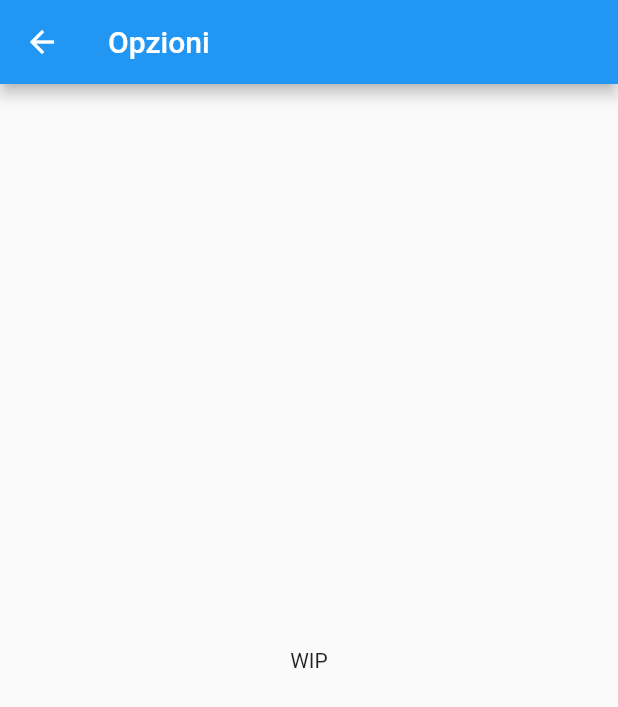
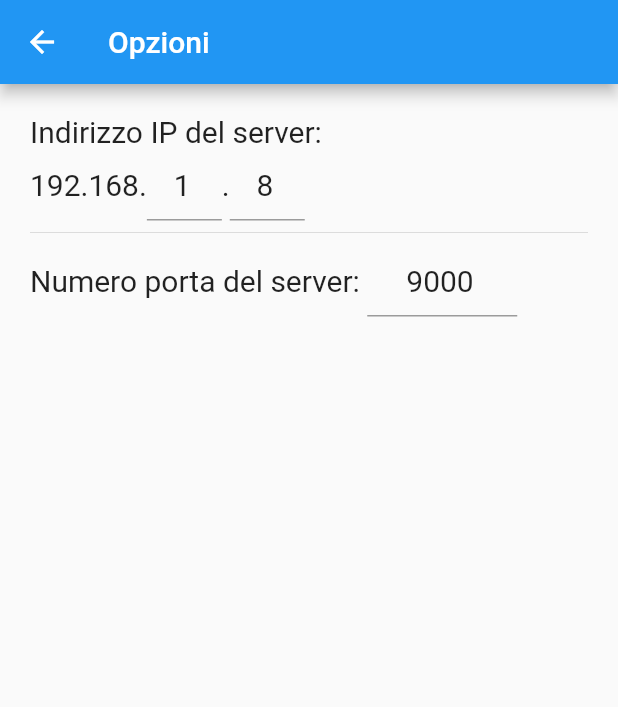
Before and after one commit to roveroniandrea/Flutter-film-client, a Flutter app: the OptionsScreen screen opened by its route, on a phone screen of 412 x 824 dp. Shown: the top 707 px of the screen. Run offline on Flutter 3.47's test engine with Material 2 defaults, Android fonts, the phone set to English and light mode, and no system bars; our stand-ins replace connectivity, flutter_breadcrumb, shared_preferences; accounts and stored records are empty; network calls fail; statements that could not run were skipped.

Commit message:
optins screen, save/load options, package name, icon

```diff
--- a/lib/components/custom_progress.dart
+++ b/lib/components/custom_progress.dart
@@ -18,9 +18,8 @@ class CustomProgress extends StatelessWidget {
   @override
   Widget build(BuildContext context) {
     if (hasError) {
-      return Row(
-        mainAxisAlignment: MainAxisAlignment.center,
-        children: [errorChild],
+      return Center(
+        child: errorChild,
       );
     }
     return isLoading
--- a/lib/main.dart
+++ b/lib/main.dart
@@ -15,7 +15,7 @@ class MyApp extends StatelessWidget {
   @override
   Widget build(BuildContext context) {
     return MaterialApp(
-      title: 'Flutter Demo',
+      title: 'Film Client',
       theme: ThemeData.light(),
       initialRoute: '/',
       routes: {
--- a/lib/models/film_server_interface.dart
+++ b/lib/models/film_server_interface.dart
@@ -1,19 +1,27 @@
 import 'dart:convert';
+import 'package:film_server/models/shared_preferences_keys.dart';
+import 'package:shared_preferences/shared_preferences.dart';
+
 import 'film_folder_class.dart';
 import 'package:http/http.dart' as http;
 
 class FilmServerInterface {
-  static String _ip = '192.168.1.7';
+  static String _ip = '192.168.1.8';
   static int _port = 9000;
   static String _entry = 'native';
+  static bool _loaded = false;
 
-  static String get _url {
-    //TODO recupera impostazioni locali
+  static final String _defaultIp = '192.168.1.8';
+  static final int _defaultPort = 9000;
+
+  static Future<String> get _url async {
+    await _loadSettings();
     return 'http://$_ip:$_port/$_entry';
   }
 
   static Future<FilmFolderClass> getFilms() async {
-    final response = await http.get(_url);
+    final url = await _url;
+    final response = await http.get(url);
     if (response.statusCode == 200) {
       return FilmFolderClass.fromJson(json.decode(response.body));
     } else {
@@ -22,7 +30,8 @@ class FilmServerInterface {
   }
 
   static Future<List<String>> getChromecasts() async {
-    final response = await http.get('$_url/getDevices');
+    final url = await _url;
+    final response = await http.get('$url/getDevices');
     if (response.statusCode == 200) {
       return (json.decode(response.body) as List<dynamic>).map((chr) {
         return chr as String;
@@ -33,8 +42,9 @@ class FilmServerInterface {
   }
 
   static Future<bool> castOnDevice(String chromecast, String fullPath) async {
+    final url = await _url;
     final response =
-        await http.get('$_url/devicePlay?path=$fullPath&devName=$chromecast');
+        await http.get('$url/devicePlay?path=$fullPath&devName=$chromecast');
     if (response.statusCode == 200) {
       return true;
     } else {
@@ -43,11 +53,51 @@ class FilmServerInterface {
   }
 
   static Future<FilmFolderClass> reloadFilmDirectory() async {
-    final response = await http.get('$_url/realoadDir');
+    final url = await _url;
+    final response = await http.get('$url/realoadDir');
     if (response.statusCode == 200) {
       return FilmFolderClass.fromJson(json.decode(response.body));
     } else {
       throw new Exception('Error reloadFilmDirectory ${response.reasonPhrase}');
     }
   }
+
+  static Future<List<String>> get ipServer async {
+    await _loadSettings();
+    return _ip.split('.');
+  }
+
+  static Future<int> get portServer async {
+    await _loadSettings();
+    return _port;
+  }
+
+  static Future<void> _loadSettings() async {
+    if (!_loaded) {
+      SharedPreferences prefs = await SharedPreferences.getInstance();
+      _ip = prefs.getString(SharedPreferencesKeys.SERVER_IP) ?? _defaultIp;
+      _port = prefs.getInt(SharedPreferencesKeys.Server_PORT) ?? _defaultPort;
+      if (prefs.getString(SharedPreferencesKeys.SERVER_IP) == null) {
+        _saveSettings();
+      }
+      _loaded = true;
+    }
+    return Future.delayed(Duration.zero);
+  }
+
+  static void _saveSettings() async {
+    SharedPreferences prefs = await SharedPreferences.getInstance();
+    prefs.setString(SharedPreferencesKeys.SERVER_IP, _ip);
+    prefs.setInt(SharedPreferencesKeys.Server_PORT, _port);
+  }
+
+  static void changeIp(String ip) {
+    _ip = ip;
+    _saveSettings();
+  }
+
+  static void changePort(int port){
+    _port = port;
+    _saveSettings();
+  }
 }
--- /dev/null
+++ b/lib/models/shared_preferences_keys.dart
@@ -0,0 +1,4 @@
+class SharedPreferencesKeys{
+  static const String SERVER_IP = 'server_ip';
+  static const String Server_PORT = 'server_port';
+}
--- a/lib/screens/cast_local/cast_local.dart
+++ b/lib/screens/cast_local/cast_local.dart
@@ -21,6 +21,7 @@ class _CastLocalScreenState extends State<CastLocalScreen> {
         _fullPath = arg.fullPath;
       });
     });
+    print('${_film.toString()}$_fullPath');
   }
 
   @override
--- a/lib/screens/option_screen/options_screen.dart
+++ b/lib/screens/option_screen/options_screen.dart
@@ -1,12 +1,25 @@
+import 'package:film_server/models/film_server_interface.dart';
 import 'package:flutter/material.dart';
 
 class OptionsScreen extends StatefulWidget {
   static final routeName = '/options';
+
   @override
   _OptionsScreenState createState() => _OptionsScreenState();
 }
 
 class _OptionsScreenState extends State<OptionsScreen> {
+  final TextStyle _textStyle = TextStyle(fontSize: 20.0);
+
+  List<String> _serverIp = [];
+  int _serverPort;
+
+  @override
+  void initState() {
+    super.initState();
+    _loadSettings();
+  }
+
   @override
   Widget build(BuildContext context) {
     return Scaffold(
@@ -14,8 +27,92 @@ class _OptionsScreenState extends State<OptionsScreen> {
         title: Text('Opzioni'),
       ),
       body: Center(
-        child: Text('WIP'),
-      ),
+          child: Container(
+        padding: EdgeInsets.all(20.0),
+        child: Column(
+          crossAxisAlignment: CrossAxisAlignment.start,
+          children: _serverIp.length > 0
+              ? [
+                  Text('Indirizzo IP del server: ', style: _textStyle),
+                  Row(
+                    children: [
+                      Row(
+                        mainAxisAlignment: MainAxisAlignment.end,
+                        children: [
+                          Text(
+                            '${_serverIp[0]}.${_serverIp[1]}.',
+                            style: _textStyle,
+                          ),
+                          Container(
+                              width: 50,
+                              child: TextFormField(
+                                keyboardType: TextInputType.number,
+                                style: _textStyle,
+                                textAlign: TextAlign.center,
+                                initialValue: _serverIp[2],
+                                onChanged: (value) => _changeIp(2, value),
+                              )),
+                          Text(
+                            '.',
+                            style: _textStyle,
+                          ),
+                          Container(
+                            width: 50,
+                            child: TextFormField(
+                              keyboardType: TextInputType.number,
+                              style: _textStyle,
+                              textAlign: TextAlign.center,
+                              initialValue: _serverIp[3],
+                              onChanged: (value) => _changeIp(3, value),
+                            ),
+                          ),
+                        ],
+                      )
+                    ],
+                  ),
+                  Divider(),
+                  Row(
+                    children: [
+                      Text('Numero porta del server: ', style: _textStyle),
+                      Container(
+                          width: 100,
+                          child: TextFormField(
+                            keyboardType: TextInputType.number,
+                            style: _textStyle,
+                            textAlign: TextAlign.center,
+                            initialValue: '$_serverPort',
+                            onChanged: (value) => _changePort(int.parse(value)),
+                          )),
+                    ],
+                  ),
+                ]
+              : [],
+        ),
+      )),
     );
   }
+
+  void _loadSettings() {
+    FilmServerInterface.ipServer.then((ip) {
+      setState(() {
+        _serverIp = ip;
+      });
+    });
+
+    FilmServerInterface.portServer.then((port) {
+      setState(() {
+        _serverPort = port;
+      });
+    });
+  }
+
+  void _changeIp(int ipPosition, String ipNumber){
+    _serverIp[ipPosition] = ipNumber;
+    FilmServerInterface.changeIp(_serverIp.join('.'));
+  }
+
+  void _changePort(int port){
+    _serverPort = port;
+    FilmServerInterface.changePort(_serverPort);
+  }
 }
```
Also changed, not shown: lib/screens/film_list/film_list.dart (+5 -3 lines), pubspec.yaml (+7 -0 lines), pubspec.lock, 26 other files.
